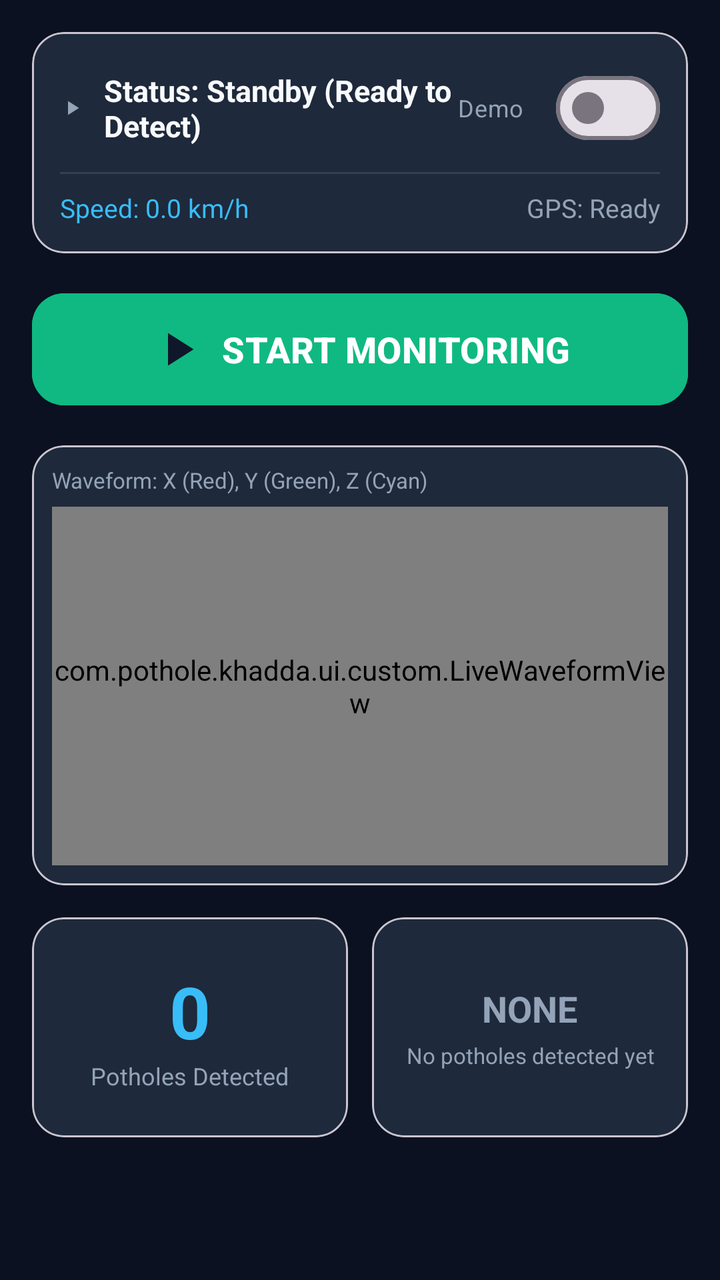
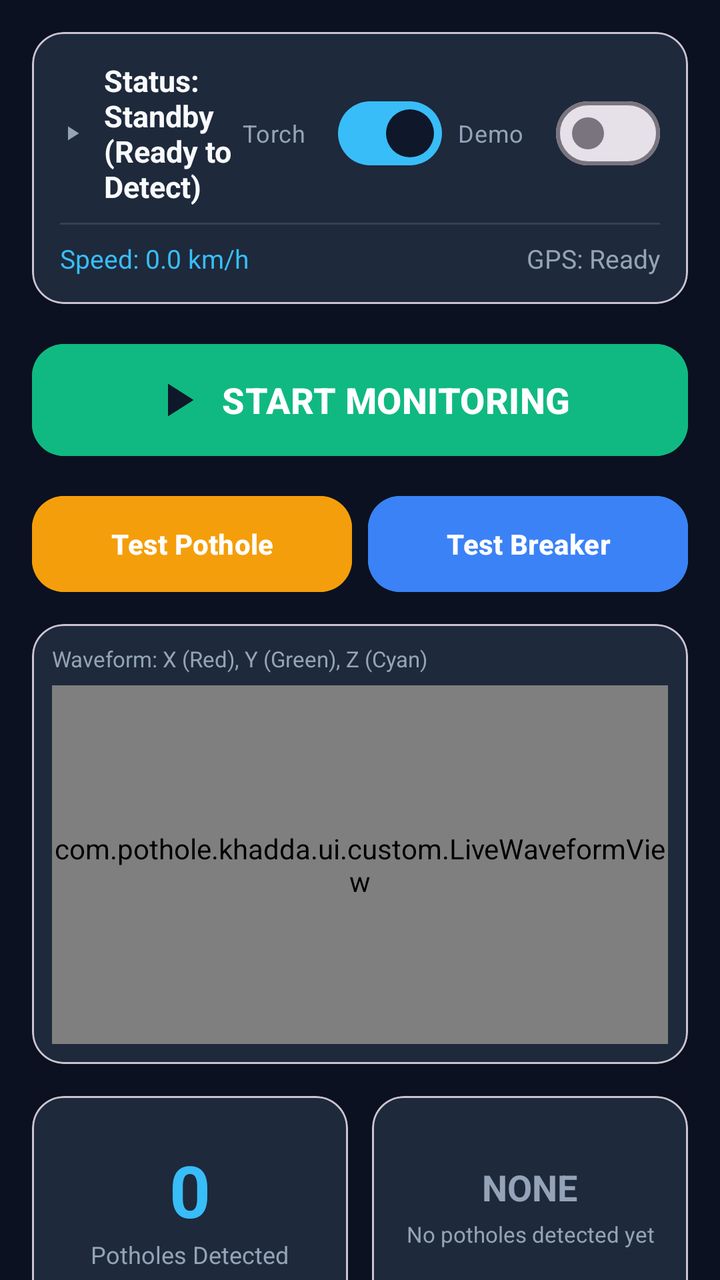

Compare the two renders of this Android layout. The source of the first and the diff that turns it into the second are given below.
<!-- AndroidManifest.xml: application theme Theme.Khadda -->
<!-- res/layout/fragment_monitor.xml -->
<?xml version="1.0" encoding="utf-8"?>
<androidx.core.widget.NestedScrollView xmlns:android="http://schemas.android.com/apk/res/android"
    xmlns:app="http://schemas.android.com/apk/res-auto"
    android:layout_width="match_parent"
    android:layout_height="match_parent"
    android:background="@color/background"
    android:fillViewport="true">

    <androidx.constraintlayout.widget.ConstraintLayout
        android:layout_width="match_parent"
        android:layout_height="wrap_content"
        android:padding="16dp">

        
        <com.google.android.material.card.MaterialCardView
            android:id="@+id/cardStatus"
            android:layout_width="0dp"
            android:layout_height="wrap_content"
            app:cardBackgroundColor="@color/surface"
            app:cardCornerRadius="16dp"
            app:layout_constraintEnd_toEndOf="parent"
            app:layout_constraintStart_toStartOf="parent"
            app:layout_constraintTop_toTopOf="parent">

            <LinearLayout
                android:layout_width="match_parent"
                android:layout_height="wrap_content"
                android:orientation="vertical"
                android:padding="14dp">

                <LinearLayout
                    android:layout_width="match_parent"
                    android:layout_height="wrap_content"
                    android:gravity="center_vertical"
                    android:orientation="horizontal">

                    <View
                        android:id="@+id/statusIndicator"
                        android:layout_width="12dp"
                        android:layout_height="12dp"
                        android:background="@drawable/ic_play"
                        android:backgroundTint="@color/on_surface_muted" />

                    <TextView
                        android:id="@+id/tvStatus"
                        android:layout_width="0dp"
                        android:layout_height="wrap_content"
                        android:layout_marginStart="10dp"
                        android:layout_weight="1"
                        android:text="@string/status_standby"
                        android:textColor="@color/on_surface"
                        android:textSize="15sp"
                        android:textStyle="bold" />

                    <com.google.android.material.materialswitch.MaterialSwitch
                        android:id="@+id/switchDemoMode"
                        android:layout_width="wrap_content"
                        android:layout_height="wrap_content"
                        android:text="Demo"
                        android:textColor="@color/on_surface_muted"
                        android:textSize="12sp" />
                </LinearLayout>

                <View
                    android:layout_width="match_parent"
                    android:layout_height="1dp"
                    android:layout_marginVertical="8dp"
                    android:background="@color/divider" />

                
                <LinearLayout
                    android:layout_width="match_parent"
                    android:layout_height="wrap_content"
                    android:orientation="horizontal">

                    <TextView
                        android:id="@+id/tvSpeed"
                        android:layout_width="0dp"
                        android:layout_height="wrap_content"
                        android:layout_weight="1"
                        android:text="Speed: 0.0 km/h"
                        android:textColor="@color/primary"
                        android:textSize="13sp" />

                    <TextView
                        android:id="@+id/tvGps"
                        android:layout_width="0dp"
                        android:layout_height="wrap_content"
                        android:layout_weight="1"
                        android:gravity="end"
                        android:text="GPS: Ready"
                        android:textColor="@color/on_surface_muted"
                        android:textSize="13sp" />
                </LinearLayout>

            </LinearLayout>
        </com.google.android.material.card.MaterialCardView>

        
        <com.google.android.material.button.MaterialButton
            android:id="@+id/btnToggleMonitoring"
            android:layout_width="0dp"
            android:layout_height="64dp"
            android:layout_marginTop="16dp"
            android:backgroundTint="@color/btn_start"
            android:elevation="4dp"
            android:text="@string/start_monitoring"
            android:textColor="#FFFFFF"
            android:textSize="18sp"
            android:textStyle="bold"
            app:cornerRadius="16dp"
            app:icon="@drawable/ic_play"
            app:iconGravity="textStart"
            app:iconSize="28dp"
            app:layout_constraintEnd_toEndOf="parent"
            app:layout_constraintStart_toStartOf="parent"
            app:layout_constraintTop_toBottomOf="@id/cardStatus" />

        
        <com.google.android.material.card.MaterialCardView
            android:id="@+id/cardWaveform"
            android:layout_width="0dp"
            android:layout_height="220dp"
            android:layout_marginTop="16dp"
            app:cardBackgroundColor="@color/surface"
            app:cardCornerRadius="16dp"
            app:layout_constraintEnd_toEndOf="parent"
            app:layout_constraintStart_toStartOf="parent"
            app:layout_constraintTop_toBottomOf="@id/btnToggleMonitoring">

            <LinearLayout
                android:layout_width="match_parent"
                android:layout_height="match_parent"
                android:orientation="vertical"
                android:padding="10dp">

                <TextView
                    android:layout_width="wrap_content"
                    android:layout_height="wrap_content"
                    android:text="@string/axis_legend"
                    android:textColor="@color/on_surface_muted"
                    android:textSize="11sp" />

                <com.pothole.khadda.ui.custom.LiveWaveformView
                    android:id="@+id/waveformView"
                    android:layout_width="match_parent"
                    android:layout_height="0dp"
                    android:layout_marginTop="6dp"
                    android:layout_weight="1" />

            </LinearLayout>
        </com.google.android.material.card.MaterialCardView>

        
        <LinearLayout
            android:id="@+id/statsRow"
            android:layout_width="0dp"
            android:layout_height="wrap_content"
            android:layout_marginTop="16dp"
            android:orientation="horizontal"
            app:layout_constraintEnd_toEndOf="parent"
            app:layout_constraintStart_toStartOf="parent"
            app:layout_constraintTop_toBottomOf="@id/cardWaveform">

            
            <com.google.android.material.card.MaterialCardView
                android:layout_width="0dp"
                android:layout_height="110dp"
                android:layout_marginEnd="6dp"
                android:layout_weight="1"
                app:cardBackgroundColor="@color/surface"
                app:cardCornerRadius="16dp">

                <LinearLayout
                    android:layout_width="match_parent"
                    android:layout_height="match_parent"
                    android:gravity="center"
                    android:orientation="vertical">

                    <TextView
                        android:id="@+id/tvCount"
                        android:layout_width="wrap_content"
                        android:layout_height="wrap_content"
                        android:text="0"
                        android:textColor="@color/primary"
                        android:textSize="36sp"
                        android:textStyle="bold" />

                    <TextView
                        android:layout_width="wrap_content"
                        android:layout_height="wrap_content"
                        android:text="@string/potholes_count_title"
                        android:textColor="@color/on_surface_muted"
                        android:textSize="12sp" />
                </LinearLayout>
            </com.google.android.material.card.MaterialCardView>

            
            <com.google.android.material.card.MaterialCardView
                android:id="@+id/cardLastAlert"
                android:layout_width="0dp"
                android:layout_height="110dp"
                android:layout_marginStart="6dp"
                android:layout_weight="1"
                app:cardBackgroundColor="@color/surface"
                app:cardCornerRadius="16dp">

                <LinearLayout
                    android:layout_width="match_parent"
                    android:layout_height="match_parent"
                    android:gravity="center"
                    android:orientation="vertical"
                    android:padding="8dp">

                    <TextView
                        android:id="@+id/tvAlertSeverity"
                        android:layout_width="wrap_content"
                        android:layout_height="wrap_content"
                        android:text="NONE"
                        android:textColor="@color/on_surface_muted"
                        android:textSize="18sp"
                        android:textStyle="bold" />

                    <TextView
                        android:id="@+id/tvAlertDetail"
                        android:layout_width="wrap_content"
                        android:layout_height="wrap_content"
                        android:layout_marginTop="4dp"
                        android:gravity="center"
                        android:text="No potholes detected yet"
                        android:textColor="@color/on_surface_muted"
                        android:textSize="11sp" />
                </LinearLayout>
            </com.google.android.material.card.MaterialCardView>
        </LinearLayout>

    </androidx.constraintlayout.widget.ConstraintLayout>
</androidx.core.widget.NestedScrollView>
<!-- resources referenced by this layout -->
<resources>
  <color name="background">#0B1120</color>
  <color name="btn_start">#10B981</color>
  <color name="divider">#334155</color>
  <color name="on_surface">#F8FAFC</color>
  <color name="on_surface_muted">#94A3B8</color>
  <color name="primary">#38BDF8</color>
  <color name="surface">#1E293B</color>
  <!-- drawable ic_play (drawable) -->
  <vector xmlns:android="http://schemas.android.com/apk/res/android"
      android:width="24dp"
      android:height="24dp"
      android:viewportWidth="24"
      android:viewportHeight="24">
      <path
          android:fillColor="#FFFFFF"
          android:pathData="M8,5v14l11,-7z" />
  </vector>
  <string name="axis_legend">Waveform: X (Red), Y (Green), Z (Cyan)</string>
  <string name="potholes_count_title">Potholes Detected</string>
  <string name="start_monitoring">START MONITORING</string>
  <string name="status_standby">Status: Standby (Ready to Detect)</string>
  <style name="Theme.Khadda" parent="Theme.Material3.DayNight.NoActionBar">
          <item name="colorPrimary">@color/primary</item>
          <item name="colorOnPrimary">@color/on_primary</item>
          <item name="android:windowBackground">@color/background</item>
          <item name="android:colorBackground">@color/background</item>
          <item name="colorSurface">@color/surface</item>
          <item name="colorOnSurface">@color/on_surface</item>
          <item name="android:statusBarColor">@color/background</item>
          <item name="android:navigationBarColor">@color/surface</item>
      </style>
  <color name="on_primary">#0F172A</color>
</resources>

<!-- the commit's change to res/layout/fragment_monitor.xml (unified diff, before → after) -->
@@ -51,6 +51,16 @@
                         android:textColor="@color/on_surface"
                         android:textSize="15sp"
                         android:textStyle="bold" />
+
+                    <com.google.android.material.materialswitch.MaterialSwitch
+                        android:id="@+id/switchTorch"
+                        android:layout_width="wrap_content"
+                        android:layout_height="wrap_content"
+                        android:layout_marginEnd="8dp"
+                        android:text="Torch"
+                        android:textColor="@color/on_surface_muted"
+                        android:textSize="12sp"
+                        android:checked="true" />
 
                     <com.google.android.material.materialswitch.MaterialSwitch
                         android:id="@+id/switchDemoMode"
@@ -116,12 +126,50 @@
             app:layout_constraintStart_toStartOf="parent"
             app:layout_constraintTop_toBottomOf="@id/cardStatus" />
 
+        <LinearLayout
+            android:layout_width="match_parent"
+            android:layout_height="wrap_content"
+            android:layout_marginTop="12dp"
+            android:orientation="horizontal"
+            app:layout_constraintEnd_toEndOf="parent"
+            app:layout_constraintStart_toStartOf="parent"
+            app:layout_constraintTop_toBottomOf="@id/btnToggleMonitoring">
+
+            <com.google.android.material.button.MaterialButton
+                android:id="@+id/btnMarkPothole"
+                android:layout_width="0dp"
+                android:layout_height="56dp"
+                android:layout_marginEnd="4dp"
+                android:layout_weight="1"
+                android:backgroundTint="#F59E0B"
+                android:elevation="2dp"
+                android:text="Test Pothole"
+                android:textColor="#FFFFFF"
+                android:textSize="14sp"
+                android:textStyle="bold"
+                app:cornerRadius="16dp" />
+
+            <com.google.android.material.button.MaterialButton
+                android:id="@+id/btnMarkSpeedBreaker"
+                android:layout_width="0dp"
+                android:layout_height="56dp"
+                android:layout_marginStart="4dp"
+                android:layout_weight="1"
+                android:backgroundTint="#3B82F6"
+                android:elevation="2dp"
+                android:text="Test Breaker"
+                android:textColor="#FFFFFF"
+                android:textSize="14sp"
+                android:textStyle="bold"
+                app:cornerRadius="16dp" />
+        </LinearLayout>
+
         
         <com.google.android.material.card.MaterialCardView
             android:id="@+id/cardWaveform"
             android:layout_width="0dp"
             android:layout_height="220dp"
-            android:layout_marginTop="16dp"
+            android:layout_marginTop="80dp"
             app:cardBackgroundColor="@color/surface"
             app:cardCornerRadius="16dp"
             app:layout_constraintEnd_toEndOf="parent"
